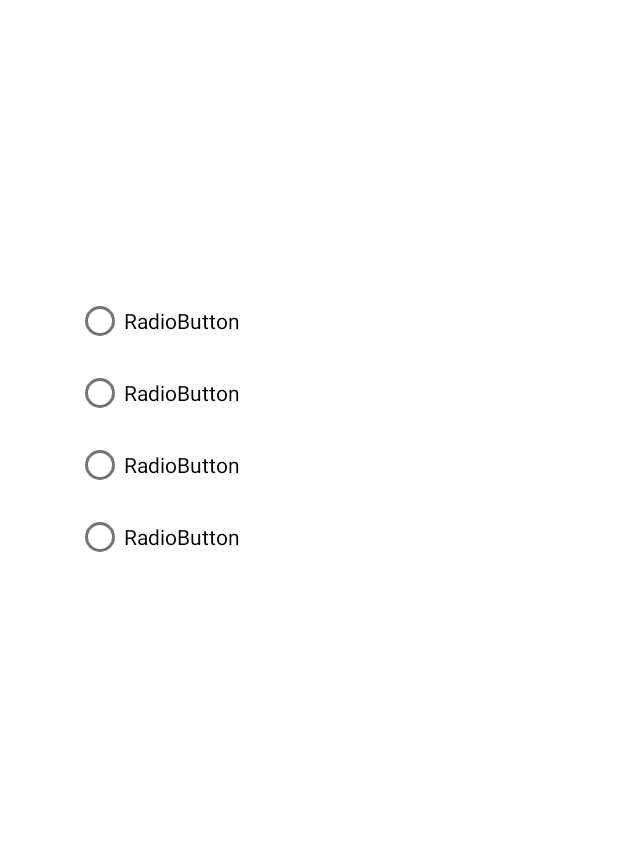
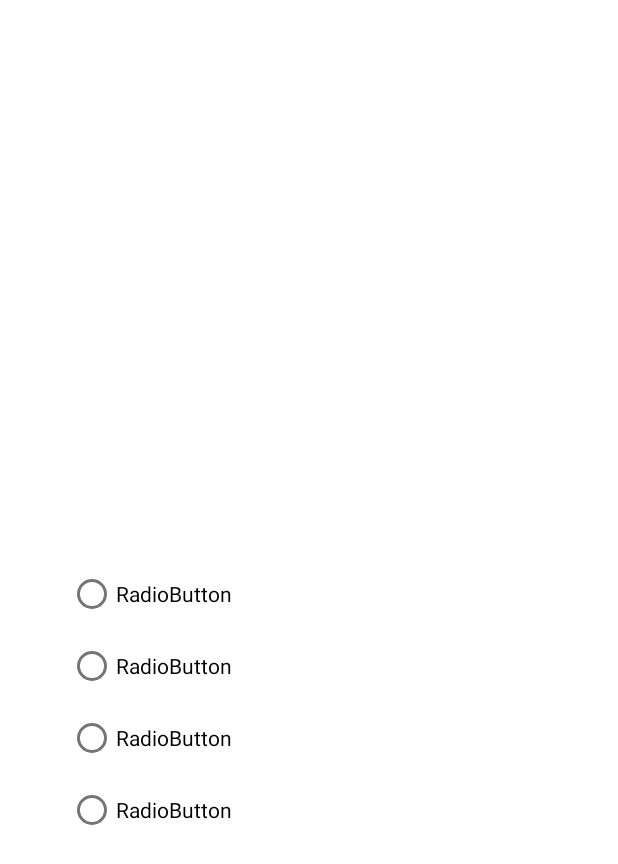
Before and after one commit to suatkkrer/MathAppKotlin, an Android app: the QuizActivity screen opened directly, with no data from a screen before it, on a phone screen of 412 x 824 dp. Shown: the top 864 px of the screen. Run offline under Robolectric (Android 15) with nearby library versions, the phone set to English and light mode, and no system bars.

Commit message:
quiz activity added

```diff
--- a/app/src/main/res/layout/activity_quiz.xml
+++ b/app/src/main/res/layout/activity_quiz.xml
@@ -8,9 +8,9 @@
 
     <RadioGroup
         android:id="@+id/radioGroup"
-        android:layout_width="311dp"
-        android:layout_height="292dp"
-        android:layout_marginTop="190dp"
+        android:layout_width="321dp"
+        android:layout_height="228dp"
+        android:layout_marginTop="372dp"
         app:layout_constraintEnd_toEndOf="parent"
         app:layout_constraintStart_toStartOf="parent"
         app:layout_constraintTop_toTopOf="parent">
```
Also changed, not shown: app/src/main/java/com/suatkkrer/mathappkotlin/TestActivity.kt (+13 -0 lines), app/src/main/res/layout/activity_test.xml (+15 -0 lines).
